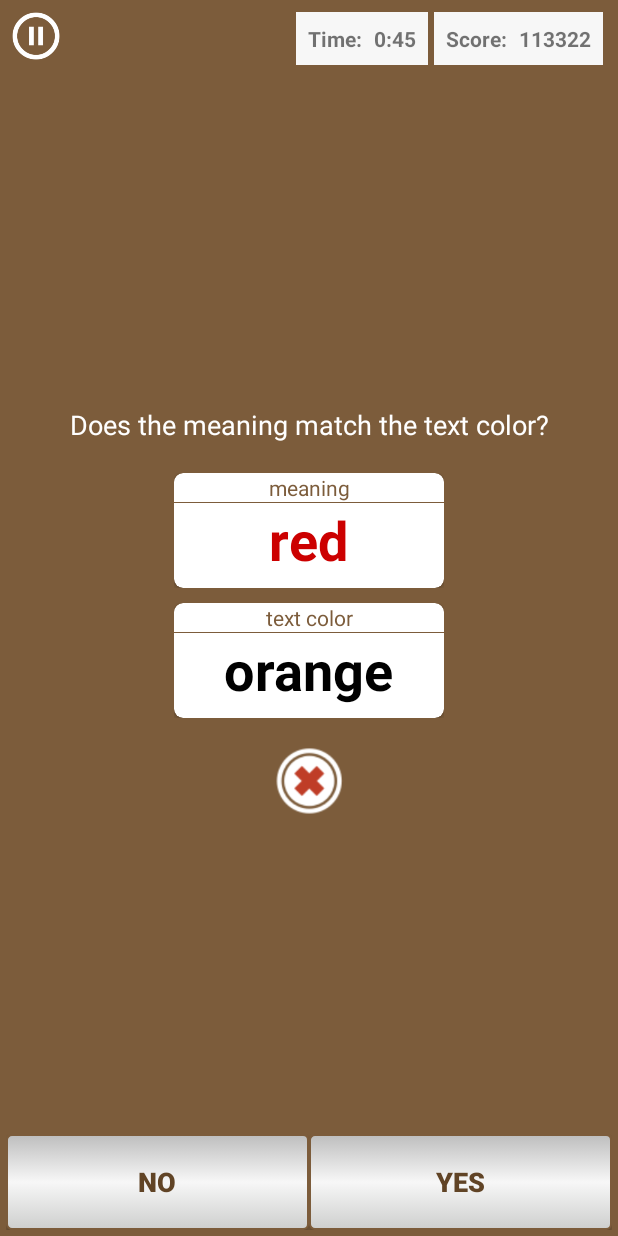
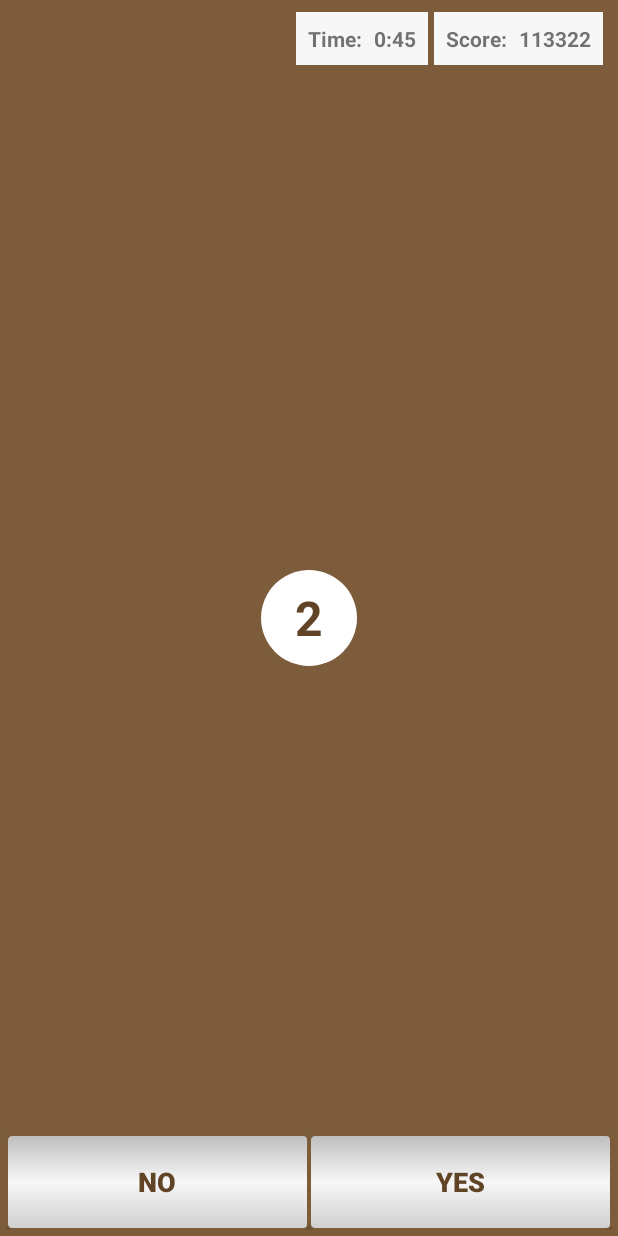
Before and after one commit to gokulnathperiasamy/ColorMatch, an Android app: the GameActivity screen opened directly, with no data from a screen before it, on a phone screen of 412 x 824 dp. Run offline under Robolectric (Android 15) with nearby library versions, the phone set to English and light mode, and no system bars; our stand-ins replace ButterKnife.

Commit message:
Implement game timer and restart.

```diff
--- a/app/src/main/java/com/kpgn/colormatch/activity/GameActivity.java
+++ b/app/src/main/java/com/kpgn/colormatch/activity/GameActivity.java
@@ -1,12 +1,33 @@
 package com.kpgn.colormatch.activity;
 
 import android.os.Bundle;
+import android.os.Handler;
+import android.view.View;
+import android.widget.ImageView;
+import android.widget.TextView;
 
 import com.kpgn.colormatch.R;
+import com.kpgn.colormatch.constant.ApplicationConstant;
 
+import java.util.concurrent.atomic.AtomicInteger;
+
+import butterknife.BindView;
 import butterknife.ButterKnife;
+import butterknife.OnClick;
 
 public class GameActivity extends BaseActivity {
+
+    @BindView(R.id.cta_restart)
+    ImageView mRestart;
+
+    @BindView(R.id.tv_counter)
+    TextView mCounter;
+
+    @BindView(R.id.question_container)
+    View mQuestionContainer;
+
+    @BindView(R.id.img_answer_notification)
+    ImageView mAnswerNotification;
 
     @Override
     protected void onCreate(Bundle savedInstanceState) {
@@ -19,7 +40,7 @@ public class GameActivity extends BaseActivity {
         super.onResume();
         ButterKnife.bind(this);
 
-        setupView();
+        showTimerAndStartGame();
     }
 
     @Override
@@ -27,9 +48,72 @@ public class GameActivity extends BaseActivity {
         super.onPause();
     }
 
-    private void setupView() {
-
+    private void showTimerAndStartGame() {
+        toggleQuestionView(true);
+        mCounter.setText("3");
+        final Handler handler = new Handler();
+        final AtomicInteger atomicInteger = new AtomicInteger(ApplicationConstant.TIMER_COUNT);
+        final Runnable counter = new Runnable() {
+            @Override
+            public void run() {
+                mCounter.setText(Integer.toString(atomicInteger.get()));
+                if (atomicInteger.getAndDecrement() >= 1)
+                    handler.postDelayed(this, ApplicationConstant.MILLI_SECOND);
+                else {
+                    setupQuestions();
+                }
+            }
+        };
+        handler.postDelayed(counter, ApplicationConstant.MILLI_SECOND);
     }
 
+    private void setupQuestions() {
+        toggleQuestionView(false);
+        getNewQuestion();
+    }
+
+    private void getNewQuestion() {
+        //mAnswerNotification.setVisibility(View.INVISIBLE);
+    }
+
+    @SuppressWarnings("unused")
+    @OnClick(R.id.cta_restart)
+    public void restartGame(View view) {
+        showTimerAndStartGame();
+    }
+
+    @SuppressWarnings("unused")
+    @OnClick(R.id.cta_yes)
+    public void optionYes(View view) {
+        toggleAnswerNotification(true);
+    }
+
+    @SuppressWarnings("unused")
+    @OnClick(R.id.cta_no)
+    public void optionNo(View view) {
+        toggleAnswerNotification(false);
+    }
+
+    private void toggleQuestionView(boolean isHidden) {
+        if (isHidden) {
+            mCounter.setVisibility(View.VISIBLE);
+            mRestart.setVisibility(View.GONE);
+            mQuestionContainer.setVisibility(View.GONE);
+            mAnswerNotification.setVisibility(View.INVISIBLE);
+        } else {
+            mCounter.setVisibility(View.GONE);
+            mRestart.setVisibility(View.VISIBLE);
+            mQuestionContainer.setVisibility(View.VISIBLE);
+        }
+    }
+
+    private void toggleAnswerNotification(boolean isCorrect) {
+        mAnswerNotification.setVisibility(View.VISIBLE);
+        if (isCorrect) {
+            mAnswerNotification.setImageDrawable(getResources().getDrawable(R.drawable.ic_correct));
+        } else {
+            mAnswerNotification.setImageDrawable(getResources().getDrawable(R.drawable.ic_wrong));
+        }
+    }
 
 }
--- a/app/src/main/java/com/kpgn/colormatch/constant/ApplicationConstant.java
+++ b/app/src/main/java/com/kpgn/colormatch/constant/ApplicationConstant.java
@@ -4,4 +4,7 @@ public abstract class ApplicationConstant {
 
     public static final String APP_ID = "com.kpgn.colormatch";
 
+    public static final int TIMER_COUNT = 2;
+    public static final long MILLI_SECOND = 1000;
+
 }
--- /dev/null
+++ b/app/src/main/res/drawable/circular_view.xml
@@ -0,0 +1,7 @@
+<shape xmlns:android="http://schemas.android.com/apk/res/android"
+    android:shape="oval">
+    <solid android:color="@android:color/white" />
+    <size
+        android:width="64dp"
+        android:height="64dp" />
+</shape>
--- a/app/src/main/res/layout/activity_game.xml
+++ b/app/src/main/res/layout/activity_game.xml
@@ -6,6 +6,18 @@
     android:layout_height="match_parent"
     android:background="@color/colorPrimary"
     tools:context=".activity.GameActivity">
+
+    <TextView
+        android:id="@+id/tv_counter"
+        android:layout_width="wrap_content"
+        android:layout_height="wrap_content"
+        android:layout_centerInParent="true"
+        android:background="@drawable/circular_view"
+        android:gravity="center"
+        android:text="3"
+        android:textColor="@color/colorPrimaryDark"
+        android:textSize="32sp"
+        android:textStyle="bold" />
 
     <RelativeLayout
         android:id="@+id/score_timer_container"
@@ -18,13 +30,13 @@
         android:paddingRight="10dp">
 
         <ImageView
-            android:id="@+id/cta_pause"
+            android:id="@+id/cta_restart"
             android:layout_width="48dp"
             android:layout_height="48dp"
             android:layout_gravity="center"
             android:contentDescription="@string/app_name"
             android:padding="8dp"
-            android:src="@drawable/ic_pause" />
+            android:src="@drawable/ic_restart" />
 
         <LinearLayout
             android:layout_width="wrap_content"
@@ -95,7 +107,8 @@
         android:layout_centerInParent="true"
         android:gravity="center"
         android:orientation="vertical"
-        android:padding="16dp">
+        android:padding="16dp"
+        android:visibility="gone">
 
         <TextView
             android:layout_width="match_parent"
@@ -140,7 +153,8 @@
             android:layout_gravity="center"
             android:contentDescription="@string/app_name"
             android:padding="8dp"
-            android:src="@drawable/ic_wrong" />
+            android:src="@drawable/ic_wrong"
+            android:visibility="invisible" />
 
     </LinearLayout>
 
```
Also changed, not shown: app/src/main/res/drawable/ic_pause.png (deleted), app/src/main/res/drawable/ic_restart.png (added), 1 other file.
